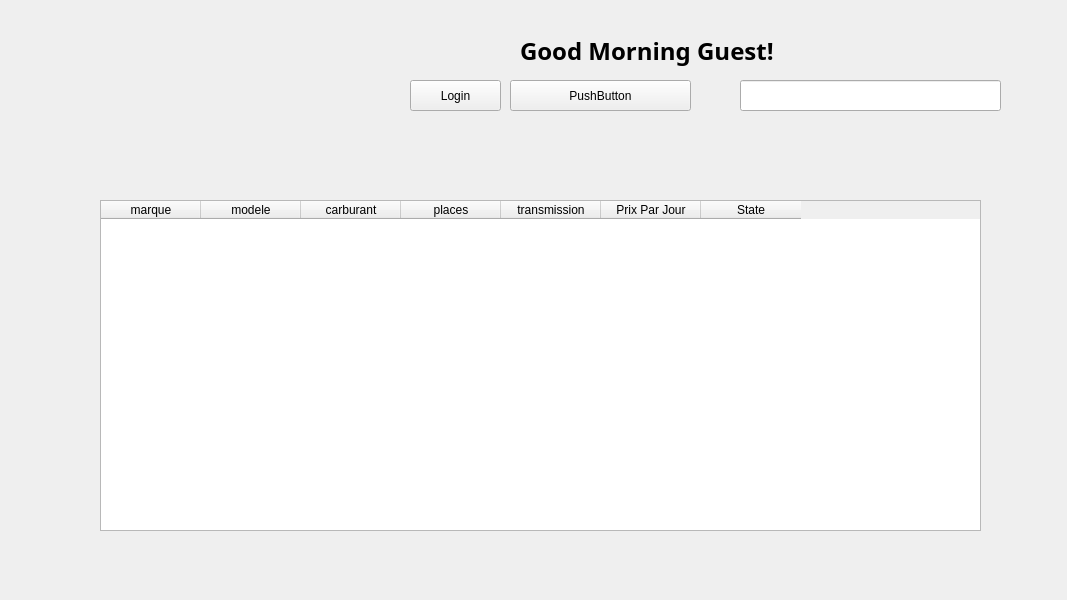
The window that tabw.ui (Rolerdxx/Car-Rental) describes before a commit, drawn with Qt 5.
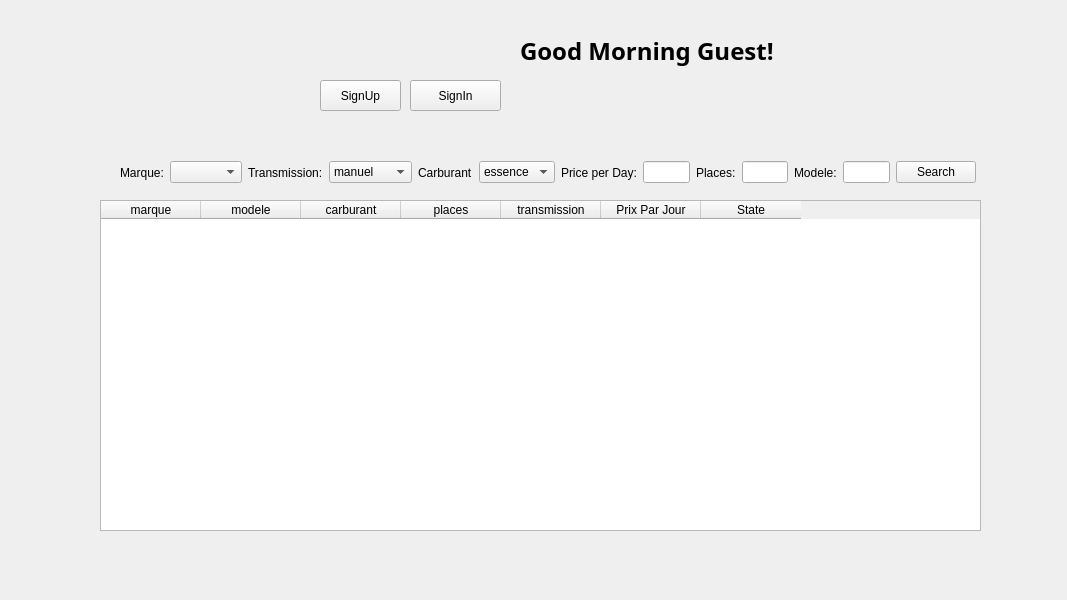
The same window after the commit.

The edit to the form file:
```diff
--- a/tabw.ui
+++ b/tabw.ui
@@ -67,29 +67,6 @@
     </property>
    </column>
   </widget>
-  <widget class="QPushButton" name="pushButton">
-   <property name="geometry">
-    <rect>
-     <x>510</x>
-     <y>80</y>
-     <width>181</width>
-     <height>31</height>
-    </rect>
-   </property>
-   <property name="text">
-    <string>PushButton</string>
-   </property>
-  </widget>
-  <widget class="QLineEdit" name="lineEdit">
-   <property name="geometry">
-    <rect>
-     <x>740</x>
-     <y>80</y>
-     <width>261</width>
-     <height>31</height>
-    </rect>
-   </property>
-  </widget>
   <widget class="QPushButton" name="loginbutton">
    <property name="geometry">
     <rect>
@@ -100,7 +77,7 @@
     </rect>
    </property>
    <property name="text">
-    <string>Login</string>
+    <string>SignIn</string>
    </property>
   </widget>
   <widget class="QLabel" name="label">
@@ -124,6 +101,120 @@
     <string>Good Morning Guest!</string>
    </property>
   </widget>
+  <widget class="QPushButton" name="pushButton_2">
+   <property name="geometry">
+    <rect>
+     <x>320</x>
+     <y>80</y>
+     <width>81</width>
+     <height>31</height>
+    </rect>
+   </property>
+   <property name="text">
+    <string>SignUp</string>
+   </property>
+  </widget>
+  <widget class="QWidget" name="">
+   <property name="geometry">
+    <rect>
+     <x>120</x>
+     <y>160</y>
+     <width>856</width>
+     <height>25</height>
+    </rect>
+   </property>
+   <layout class="QHBoxLayout" name="horizontalLayout">
+    <item>
+     <widget class="QLabel" name="label_2">
+      <property name="text">
+       <string>Marque:</string>
+      </property>
+     </widget>
+    </item>
+    <item>
+     <widget class="QComboBox" name="comboBox"/>
+    </item>
+    <item>
+     <widget class="QLabel" name="label_3">
+      <property name="text">
+       <string>Transmission:</string>
+      </property>
+     </widget>
+    </item>
+    <item>
+     <widget class="QComboBox" name="comboBox_2">
+      <item>
+       <property name="text">
+        <string>manuel</string>
+       </property>
+      </item>
+      <item>
+       <property name="text">
+        <string>automatic</string>
+       </property>
+      </item>
+     </widget>
+    </item>
+    <item>
+     <widget class="QLabel" name="label_4">
+      <property name="text">
+       <string>Carburant</string>
+      </property>
+     </widget>
+    </item>
+    <item>
+     <widget class="QComboBox" name="comboBox_3">
+      <item>
+       <property name="text">
+        <string>essence</string>
+       </property>
+      </item>
+      <item>
+       <property name="text">
+        <string>gazole</string>
+       </property>
+      </item>
+     </widget>
+    </item>
+    <item>
+     <widget class="QLabel" name="label_5">
+      <property name="text">
+       <string>Price per Day:</string>
+      </property>
+     </widget>
+    </item>
+    <item>
+     <widget class="QLineEdit" name="lineEdit_2"/>
+    </item>
+    <item>
+     <widget class="QLabel" name="label_7">
+      <property name="text">
+       <string>Places:</string>
+      </property>
+     </widget>
+    </item>
+    <item>
+     <widget class="QLineEdit" name="lineEdit_3"/>
+    </item>
+    <item>
+     <widget class="QLabel" name="label_6">
+      <property name="text">
+       <string>Modele:</string>
+      </property>
+     </widget>
+    </item>
+    <item>
+     <widget class="QLineEdit" name="lineEdit"/>
+    </item>
+    <item>
+     <widget class="QPushButton" name="pushButton">
+      <property name="text">
+       <string>Search</string>
+      </property>
+     </widget>
+    </item>
+   </layout>
+  </widget>
  </widget>
  <resources/>
  <connections/>
```
